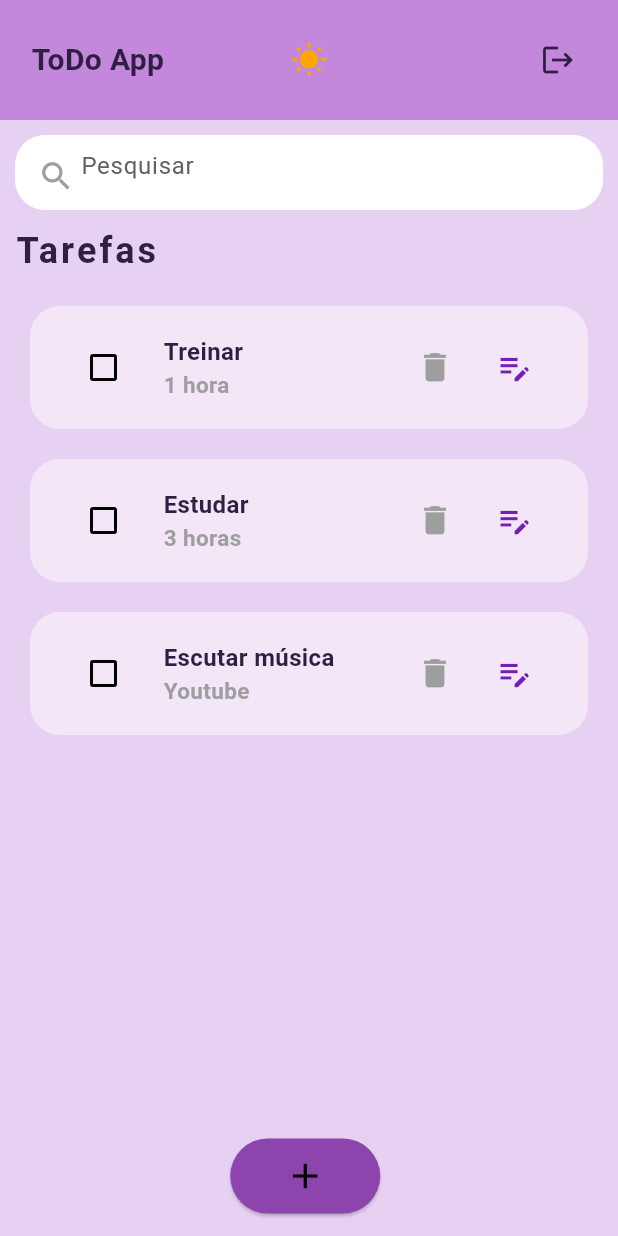
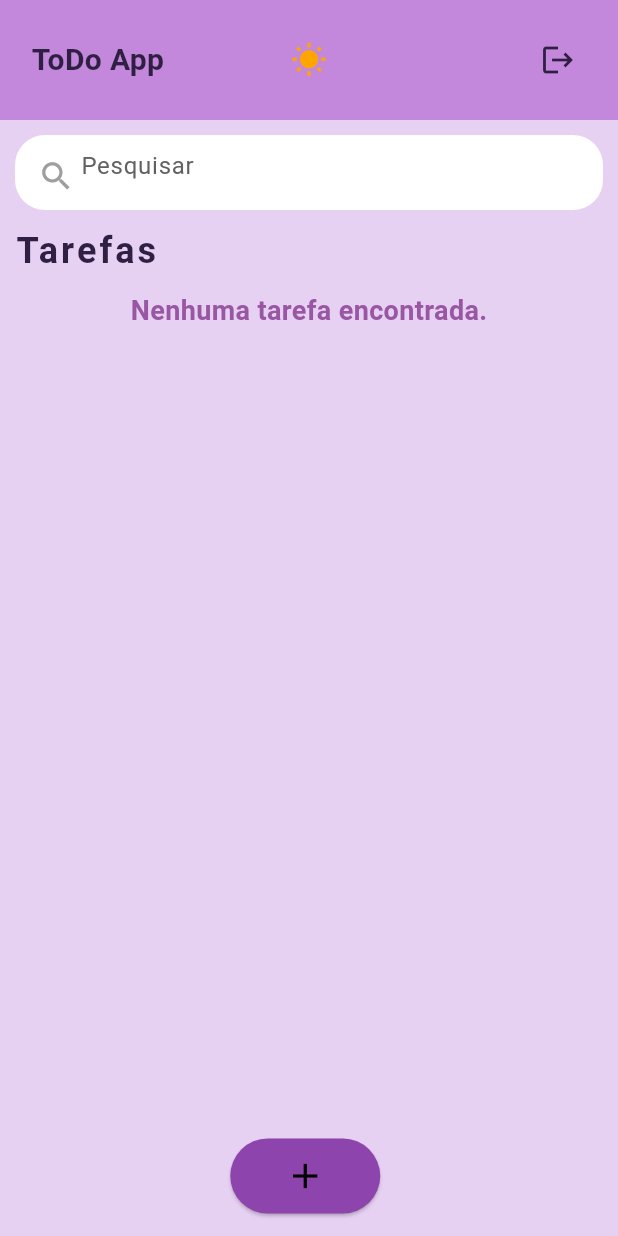
Before and after one commit to dugabrielle/app_tarefas, a Flutter app: the HomeScreen screen opened by its route, on a phone screen of 412 x 824 dp. Run offline on Flutter 3.47's test engine with Material 3 defaults, Android fonts, the phone set to English and light mode, and no system bars; our stand-ins replace firebase_auth, firebase_core, font_awesome_flutter, google_fonts; accounts and stored records are empty; generated files the repository leaves out were written again.

```diff
--- a/lib/src/screens/home.dart
+++ b/lib/src/screens/home.dart
@@ -17,21 +17,14 @@ class HomeScreen extends StatefulWidget {
 }
 
 class _HomeScreenState extends State<HomeScreen> {
-  List<ToDo> tarefas = [
-    ToDo(id: '1', titulo: 'Treinar', descricao: '1 hora', checkbox: false),
-    ToDo(id: '2', titulo: 'Estudar', descricao: '3 horas', checkbox: false),
-    ToDo(
-      id: '3',
-      titulo: 'Escutar música',
-      descricao: 'Youtube',
-      checkbox: false,
-    ),
-  ];
-
+  List<ToDo> tarefas = []; // Lista começa vazia
   List<ToDo> _filtrarNota = [];
 
   final TextEditingController _tituloController = TextEditingController();
   final TextEditingController _descricaoController = TextEditingController();
+
+  // final FirestoreService _firestoreService = FirestoreService();
+  late String _userId;
 
   @override
   void initState() {
```
